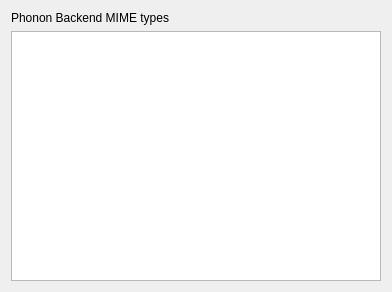
The window that backenddialog.ui (Zakhrov/WebPhonon) describes before a commit, drawn with Qt 5.
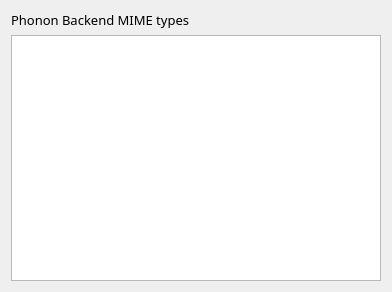
The same window after the commit. Icons and pictures are not drawn.

```diff
--- a/backenddialog.ui
+++ b/backenddialog.ui
@@ -20,13 +20,29 @@
   <layout class="QGridLayout" name="gridLayout">
    <item row="0" column="0">
     <widget class="QLabel" name="label">
+     <property name="font">
+      <font>
+       <family>AR CHRISTY</family>
+       <pointsize>10</pointsize>
+      </font>
+     </property>
      <property name="text">
       <string>Phonon Backend MIME types</string>
      </property>
     </widget>
    </item>
    <item row="1" column="0">
-    <widget class="QListWidget" name="listWidget"/>
+    <widget class="QListWidget" name="listWidget">
+     <property name="font">
+      <font>
+       <family>AR ESSENCE</family>
+       <pointsize>10</pointsize>
+      </font>
+     </property>
+     <property name="styleSheet">
+      <string notr="true">background-color: &quot;white&quot;</string>
+     </property>
+    </widget>
    </item>
   </layout>
  </widget>
```
Left out of the diff: 2 changed lines with no effect on the pictures.
